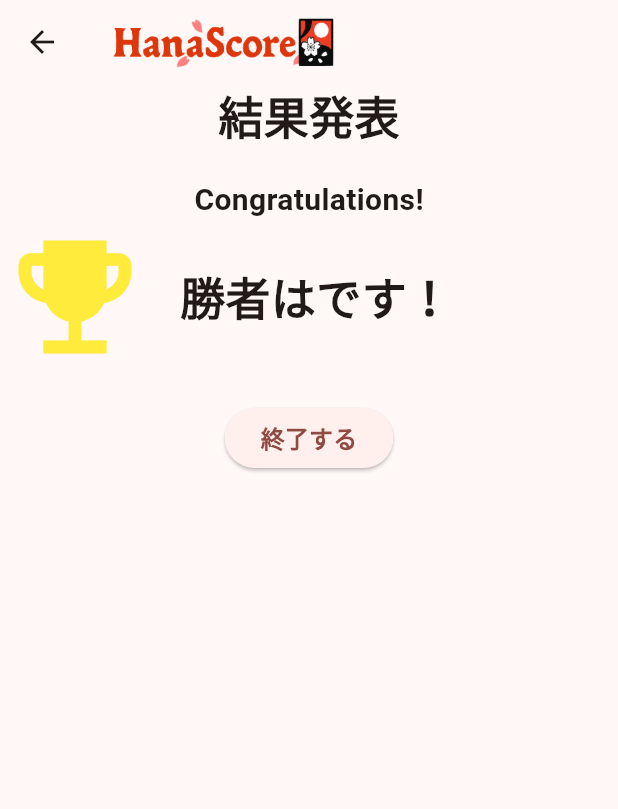
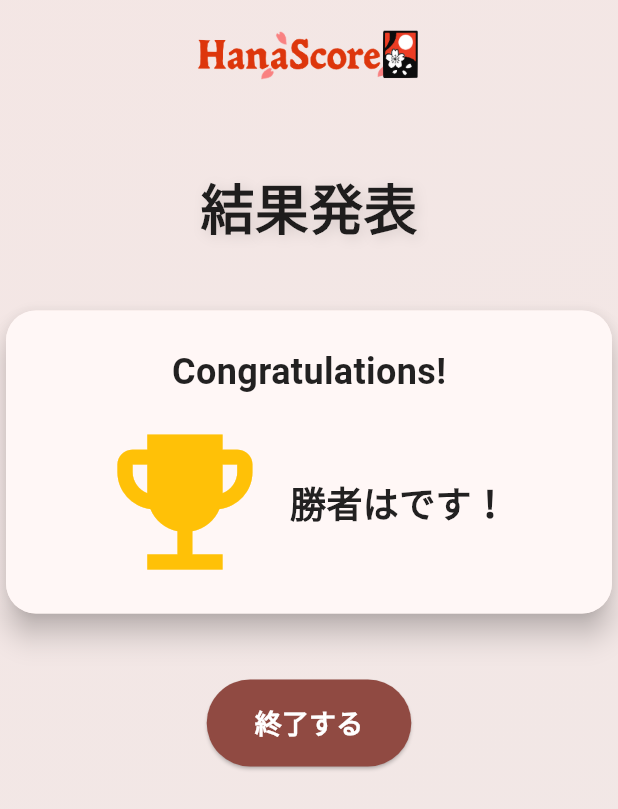
Before and after one commit to rikut0904/HanaScore, a Flutter app: the FinalRewardPage screen opened directly with empty values, on a phone screen of 412 x 824 dp. Shown: the top 809 px of the screen. Run offline on Flutter 3.47's test engine with Material 3 defaults, Android fonts, the phone set to English and light mode, and no system bars; our stand-ins replace firebase_core, flutter_riverpod, qr_flutter; accounts and stored records are empty.

Commit message:
fix/Desgin

```diff
--- a/lib/UI/koikoi/koikoiResult.dart
+++ b/lib/UI/koikoi/koikoiResult.dart
@@ -11,56 +11,144 @@ class FinalRewardPage extends ConsumerStatefulWidget {
   ConsumerState<FinalRewardPage> createState() => _FinalRewardPageState();
 }
 
-class _FinalRewardPageState extends ConsumerState<FinalRewardPage> {
+class _FinalRewardPageState extends ConsumerState<FinalRewardPage>
+    with SingleTickerProviderStateMixin {
+  late AnimationController _controller;
+  late Animation<double> _scaleAnimation;
+
+  @override
+  void initState() {
+    super.initState();
+    _controller = AnimationController(
+      duration: const Duration(seconds: 2),
+      vsync: this,
+    )..repeat(reverse: true);
+    _scaleAnimation = Tween<double>(begin: 1.0, end: 1.2).animate(
+      CurvedAnimation(parent: _controller, curve: Curves.easeInOut),
+    );
+  }
+
+  @override
+  void dispose() {
+    _controller.dispose();
+    super.dispose();
+  }
+
   @override
   Widget build(BuildContext context) {
     return Scaffold(
-      appBar: AppBar(
-        title: Image.asset(
+      backgroundColor: Theme.of(context).colorScheme.surface,
+      body: Container(
+        decoration: BoxDecoration(
+          gradient: LinearGradient(
+            begin: Alignment.topLeft,
+            end: Alignment.bottomRight,
+            colors: [
+              Theme.of(context).colorScheme.primary.withAlpha(26),
+              Theme.of(context).colorScheme.secondary.withAlpha(26),
+            ],
+          ),
+        ),
+        child: SafeArea(
+          child: Column(
+            children: [
+              Padding(
+                padding: const EdgeInsets.all(16.0),
+                child: Image.asset(
                   'assets/HanaScoreLogo.png',
                   height: 40,
                   fit: BoxFit.contain,
                 ),
               ),
-      body: Center(
-        child: Column(
-          children: [
+              const SizedBox(height: 40),
               const Text(
                 '結果発表',
-              style: TextStyle(fontSize: 30, fontWeight: FontWeight.bold),
+                style: TextStyle(
+                  fontSize: 36,
+                  fontWeight: FontWeight.bold,
+                  color: Colors.black87,
+                  shadows: [
+                    Shadow(
+                      blurRadius: 10.0,
+                      color: Colors.black12,
+                      offset: Offset(2.0, 2.0),
                     ),
-            const SizedBox(height: 20),
-            widget.winnerPlayer == '引分け'
+                  ],
+                ),
+              ),
+              const SizedBox(height: 40),
+              Card(
+                elevation: 8,
+                shape: RoundedRectangleBorder(
+                  borderRadius: BorderRadius.circular(20),
+                ),
+                child: Container(
+                  padding: const EdgeInsets.all(24),
+                  decoration: BoxDecoration(
+                    borderRadius: BorderRadius.circular(20),
+                    color: Theme.of(context).colorScheme.surface.withAlpha(230),
+                  ),
+                  child: widget.winnerPlayer == '引分け'
                       ? Row(
+                          mainAxisAlignment: MainAxisAlignment.center,
                           children: [
-                      const Icon(Icons.emoji_events,
-                          size: 100, color: Colors.yellow),
+                            ScaleTransition(
+                              scale: _scaleAnimation,
+                              child: const Icon(
+                                Icons.emoji_events,
+                                size: 100,
+                                color: Colors.amber,
+                              ),
+                            ),
                             const SizedBox(width: 20),
-                      const Text('引分けです',
+                            const Text(
+                              '引分けです',
                               style: TextStyle(
-                              fontSize: 20, fontWeight: FontWeight.bold)),
+                                fontSize: 24,
+                                fontWeight: FontWeight.bold,
+                                color: Colors.black87,
+                              ),
+                            ),
                           ],
                         )
                       : Column(
                           children: [
-                      const Text('Congratulations!',
+                            const Text(
+                              'Congratulations!',
                               style: TextStyle(
-                              fontSize: 20, fontWeight: FontWeight.bold)),
+                                fontSize: 24,
+                                fontWeight: FontWeight.bold,
+                                color: Colors.black87,
+                              ),
+                            ),
+                            const SizedBox(height: 20),
                             Row(
+                              mainAxisAlignment: MainAxisAlignment.center,
                               children: [
-                          const Icon(Icons.emoji_events,
-                              size: 100, color: Colors.yellow),
+                                ScaleTransition(
+                                  scale: _scaleAnimation,
+                                  child: const Icon(
+                                    Icons.emoji_events,
+                                    size: 100,
+                                    color: Colors.amber,
+                                  ),
+                                ),
                                 const SizedBox(width: 20),
                                 Text(
                                   '勝者は${widget.winnerPlayer}です！',
                                   style: const TextStyle(
-                                fontSize: 30, fontWeight: FontWeight.bold),
+                                    fontSize: 24,
+                                    fontWeight: FontWeight.bold,
+                                    color: Colors.black87,
+                                  ),
                                 ),
                               ],
                             ),
                           ],
                         ),
-            const SizedBox(height: 20),
+                ),
+              ),
+              const SizedBox(height: 40),
               ElevatedButton(
                 onPressed: () {
                   ref.read(monthProvider.notifier).state = 1;
@@ -75,15 +163,25 @@ class _FinalRewardPageState extends ConsumerState<FinalRewardPage> {
                   Navigator.of(context).pop();
                   Navigator.of(context).pop();
                 },
+                style: ElevatedButton.styleFrom(
+                  padding:
+                      const EdgeInsets.symmetric(horizontal: 32, vertical: 16),
+                  shape: RoundedRectangleBorder(
+                    borderRadius: BorderRadius.circular(30),
+                  ),
+                  backgroundColor: Theme.of(context).colorScheme.primary,
+                  foregroundColor: Colors.white,
+                ),
                 child: const Text(
                   '終了する',
                   style: TextStyle(
-                  fontSize: 16,
+                    fontSize: 18,
                     fontWeight: FontWeight.bold,
                   ),
                 ),
-            )
+              ),
             ],
+          ),
         ),
       ),
     );
```
Lines whose indentation alone changed are shown as unchanged.
